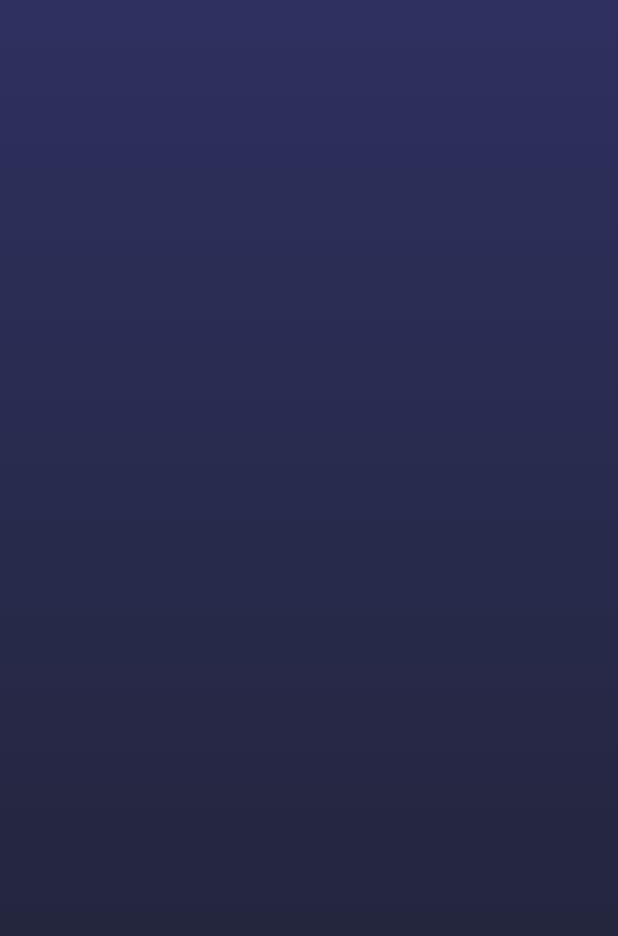
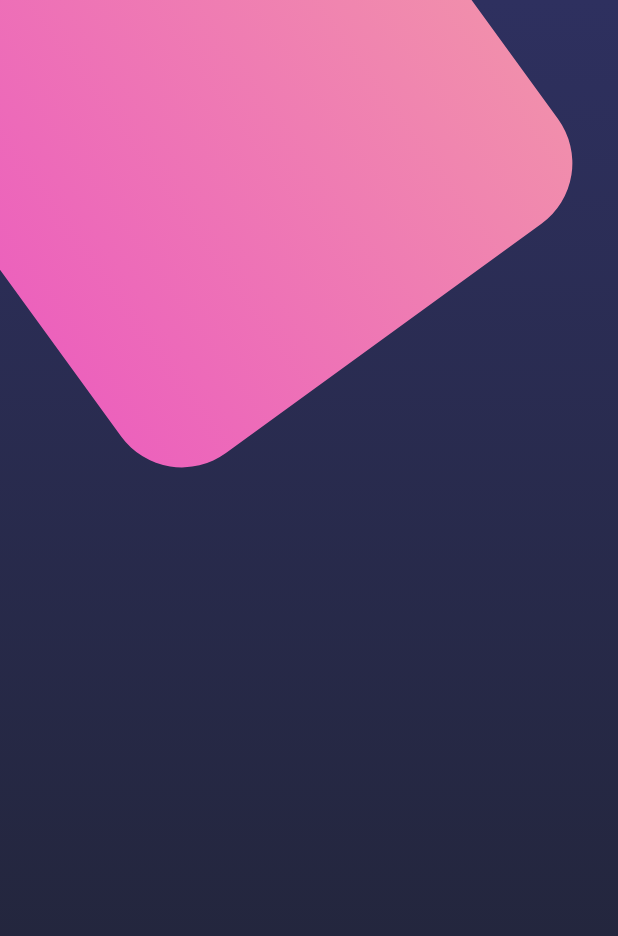
Before and after one commit to ricklegac/flutter, a Flutter app: the screen it shows after launch, on a phone screen of 412 x 824 dp. Shown: the top 936 px of the screen. Run offline on Flutter 3.47's test engine with Material 2 defaults, Android fonts, the light colour scheme and no system bars; our stand-ins replace card_swiper.

Commit message:
cuadrado efecto background

```diff
--- a/design/lib/widgets/background.dart
+++ b/design/lib/widgets/background.dart
@@ -1,13 +1,11 @@
+import 'dart:math';
+
 import 'package:flutter/material.dart';
 
 class Background extends StatelessWidget {
 
   const Background({Key? key}) : super(key: key);
-
-  @override
-  Widget build(BuildContext context) {
-    return  Container(
-      decoration: const BoxDecoration(
+  final boxDecoration =  const BoxDecoration(
         gradient: LinearGradient(
           begin: Alignment.topCenter,
           end: Alignment.bottomCenter,
@@ -16,7 +14,47 @@ class Background extends StatelessWidget {
             Color(0xff202333),
           ]
         ),
+      );
+  @override
+  Widget build(BuildContext context) {
+    return  Stack(
+      children:[
+        Container(
+        decoration: boxDecoration,
       ),
+      const Positioned(
+        top: -100,
+        left: -30,
+        child:  _PinkBox()
+      ),
+
+      ]
     );
   }
 }
+
+class _PinkBox extends StatelessWidget {
+  const _PinkBox({super.key});
+
+  @override
+  Widget build(BuildContext context) {
+    return Transform.rotate(
+      angle: -pi / 5,
+      child: Container(
+        child: Container(
+          width: 360,
+          height: 360,
+          decoration: BoxDecoration(
+            borderRadius: BorderRadius.circular(50),
+            gradient: const LinearGradient(
+              colors: [
+              Color.fromRGBO(236, 98, 188, 1),
+              Color.fromRGBO(241, 142, 172, 1),
+              ])
+           ),
+        ),
+      ),
+
+    );
+  }
+}
```
